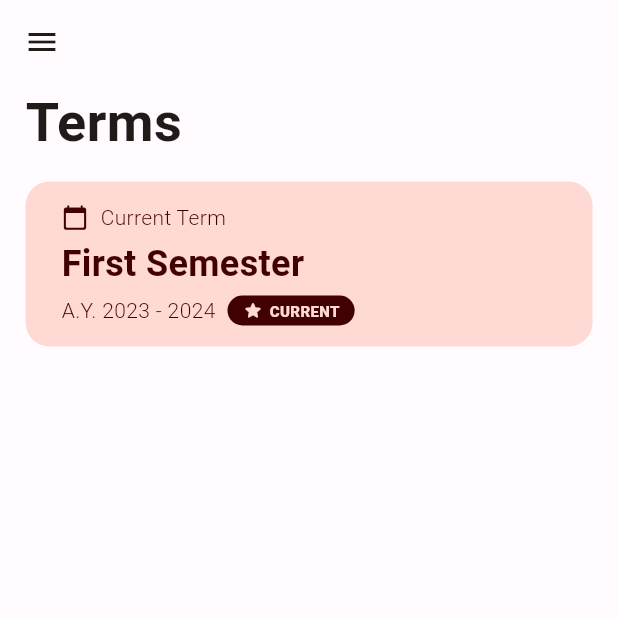
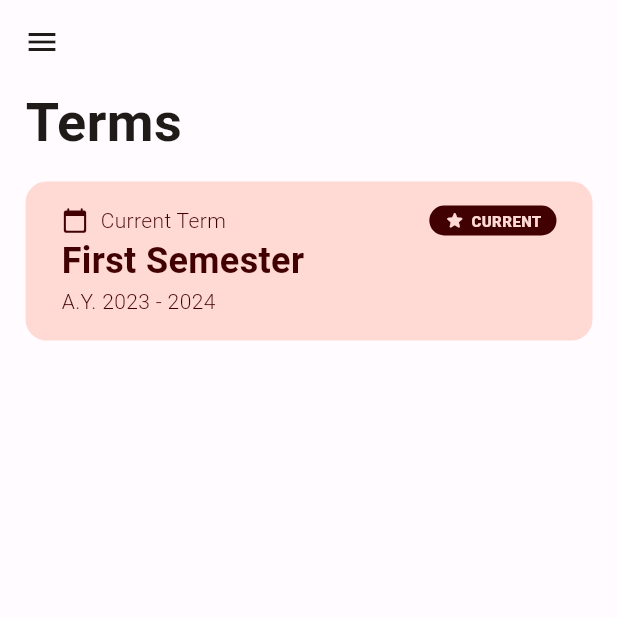
Before and after one commit to darylldan/course-planner, a Flutter app: the screen it shows after launch, on a phone screen of 412 x 824 dp, the top half of it. Run offline on Flutter 3.47's test engine with Material 2 defaults, Android fonts, the phone set to English and light mode, and no system bars; our stand-ins replace isar; accounts and stored records are empty; generated files the repository leaves out were written again.

Commit message:
ui: fixed ui paddings

```diff
--- a/lib/utils/constants.dart
+++ b/lib/utils/constants.dart
@@ -11,7 +11,13 @@ const gridHours = 12;
 
 // Styling
 const cardIconSize = 18.0;
-const cardPadding = 16.0;
-const cardBorderRadius = 16.0;
+const cardBorderRadius = 14.0;
 const titleFontSize = 36.0;
 const screenHorizontalPadding = 17.0;
+
+const titleCardPaddingH = 24.0;
+const titleCardPaddingV = 16.0;
+const titleCardHeaderFontSize = 14.0;
+const titleCardContentFontSize = 24.0;
+
+const titleCardInstructionFontSize = 18.0;
--- a/lib/widgets/cards/current_term_card.dart
+++ b/lib/widgets/cards/current_term_card.dart
@@ -14,12 +14,17 @@ class CurrentTermCard extends StatelessWidget {
   Widget build(BuildContext context) {
     return Container(
       width: double.infinity,
-      padding: const EdgeInsets.symmetric(horizontal: 24, vertical: 14),
+      padding: const EdgeInsets.symmetric(
+          horizontal: Constants.titleCardPaddingH,
+          vertical: Constants.titleCardPaddingV),
       decoration: BoxDecoration(
           borderRadius: BorderRadius.circular(Constants.cardBorderRadius),
           color: Theme.of(context).colorScheme.primaryContainer),
       child: Column(
         crossAxisAlignment: CrossAxisAlignment.start,
+        children: [
+          Row(
+            mainAxisAlignment: MainAxisAlignment.spaceBetween,
             children: [
               Row(
                 children: [
@@ -36,32 +41,9 @@ class CurrentTermCard extends StatelessWidget {
                     style: TextStyle(
                         fontWeight: FontWeight.w300,
                         color: Theme.of(context).colorScheme.onPrimaryContainer,
-                    fontSize: 14),
-              )
+                        fontSize: Constants.titleCardHeaderFontSize),
+                  ),
                 ],
-          ),
-          Padding(
-            padding: const EdgeInsets.symmetric(vertical: 4),
-            child: SizedBox(
-              width: double.infinity,
-              child: Text(
-                term.semester,
-                style: TextStyle(
-                    fontWeight: FontWeight.bold,
-                    fontSize: 24,
-                    overflow: TextOverflow.ellipsis,
-                    color: Theme.of(context).colorScheme.onPrimaryContainer),
-              ),
-            ),
-          ),
-          Row(
-            children: [
-              Text(
-                term.academicYear,
-                style: TextStyle(
-                    fontWeight: FontWeight.w300,
-                    color: Theme.of(context).colorScheme.onPrimaryContainer,
-                    fontSize: 14),
               ),
               if (onCurrentTerm)
                 const Padding(
@@ -69,6 +51,28 @@ class CurrentTermCard extends StatelessWidget {
                   child: CurrentStar(),
                 )
             ],
+          ),
+          SizedBox(
+            width: double.infinity,
+            child: Text(
+              term.semester,
+              style: TextStyle(
+                  fontWeight: FontWeight.bold,
+                  fontSize: Constants.titleCardContentFontSize,
+                  overflow: TextOverflow.ellipsis,
+                  color: Theme.of(context).colorScheme.onPrimaryContainer),
+            ),
+          ),
+          SizedBox(
+            width: double.infinity,
+            child: Text(
+              term.academicYear,
+              overflow: TextOverflow.ellipsis,
+              style: TextStyle(
+                  fontWeight: FontWeight.w300,
+                  color: Theme.of(context).colorScheme.onPrimaryContainer,
+                  fontSize: Constants.titleCardHeaderFontSize),
+            ),
           )
         ],
       ),
```
Also changed, not shown: lib/screens/terms.dart (+4 -3 lines), lib/widgets/cards/error_card.dart (+13 -8 lines), lib/widgets/cards/info_card.dart (+11 -5 lines), lib/widgets/cards/term_card.dart (added, +74 -0 lines). Lines whose indentation alone changed are shown as unchanged.
